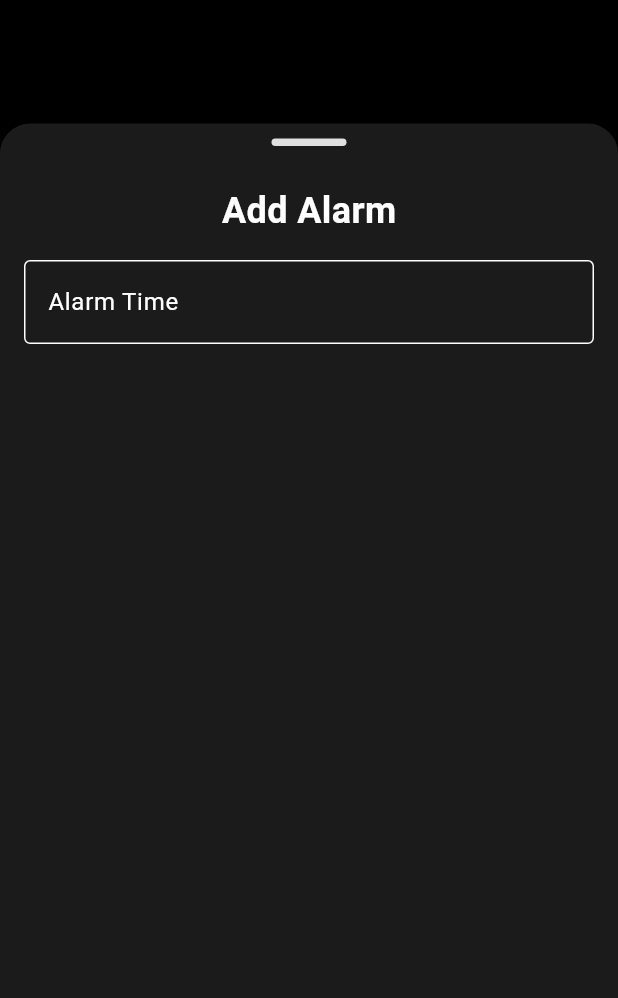
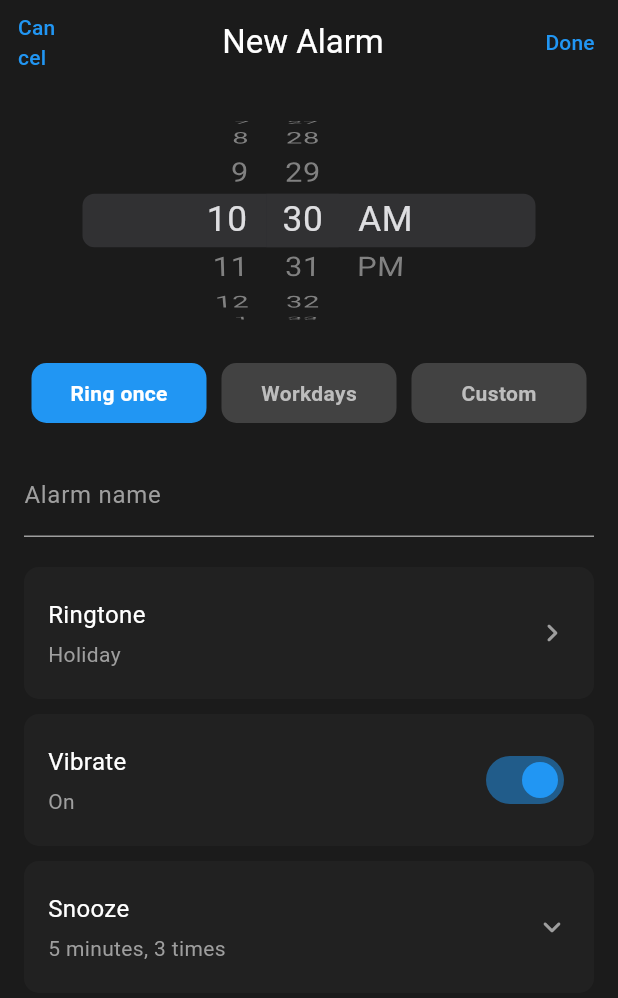
Before and after one commit to darshanvaru/Alarmy, a Flutter app: the AddAlarm screen opened directly, on a phone screen of 412 x 824 dp. Shown: the top 998 px of the screen. Run offline on Flutter 3.47's test engine with Material 3 defaults, Android fonts, the phone set to English and light mode, and no system bars.

Commit message:
adding alarm UI added

```diff
--- a/lib/screens/add_alarm.dart
+++ b/lib/screens/add_alarm.dart
@@ -1,64 +1,242 @@
 import 'package:flutter/material.dart';
+import 'package:flutter/cupertino.dart';
 
-class AddAlarm extends StatelessWidget {
+class AddAlarm extends StatefulWidget {
   const AddAlarm({super.key});
 
   @override
+  State<AddAlarm> createState() => _AddAlarmState();
+}
+
+class _AddAlarmState extends State<AddAlarm> {
+  TimeOfDay selectedTime = TimeOfDay.now();
+  bool vibrate = true;
+  bool isSnoozeEnable = true;
+  bool snoozeEnabled = true;
+  String repeatOption = 'Ring once';
+  List<bool> selectedDays = List.filled(7, false);
+
+  // Function to handle the time change from Cupertino Picker
+  void _onTimeChanged(DateTime newTime) {
+    setState(() {
+      selectedTime = TimeOfDay(hour: newTime.hour, minute: newTime.minute);
+    });
+  }
+
+  // Function to handle selection of repeat options
+  void _handleRepeatOption(String option) {
+    setState(() {
+      repeatOption = option;
+      if (option == 'Workdays') {
+        selectedDays = [false, true, true, true, true, true, false];
+      } else if (option == 'Ring once') {
+        selectedDays = List.filled(7, false); // No days selected
+      }
+    });
+  }
+
+  // Function to build the day selection row for Custom and Workdays
+  Widget _buildDaySelection() {
+    return Row(
+      mainAxisAlignment: MainAxisAlignment.spaceEvenly,
+      children: List.generate(7, (index) {
+        return GestureDetector(
+          onTap: () {
+            if (repeatOption == 'Custom') {
+              setState(() {
+                selectedDays[index] = !selectedDays[index];
+              });
+            }
+          },
+          child: CircleAvatar(
+            backgroundColor: selectedDays[index] ? Colors.blue : Colors.grey[800],
+            child: Text(
+              ['S', 'M', 'T', 'W', 'T', 'F', 'S'][index],
+              style: TextStyle(
+                color: selectedDays[index] ? Colors.white : Colors.grey[400],
+                fontWeight: FontWeight.bold,
+              ),
+            ),
+          ),
+        );
+      }),
+    );
+  }
+
+  @override
   Widget build(BuildContext context) {
-    return DraggableScrollableSheet(
-      initialChildSize: 0.9,
-      minChildSize: 0.1,
-      maxChildSize: 0.9,
-      builder: (BuildContext context, ScrollController scrollController) {
-        return Container(
-          decoration: const BoxDecoration(
-            color: Color.fromRGBO(27, 27, 27, 1),
-            borderRadius: BorderRadius.vertical(top: Radius.circular(20)),
-          ),
-          child: SingleChildScrollView(
-            controller: scrollController,
-            child: Column(
-              children: [
-
-                // Draggable handle  bar
-                Container(
-                  height: 5,
-                  width: 50,
-                  margin: const EdgeInsets.symmetric(vertical: 10),
-                  decoration: BoxDecoration(
-                    color: Colors.grey[300],
-                    borderRadius: BorderRadius.circular(10),
+    return Scaffold(
+      backgroundColor: const Color(0xFF1B1B1B),
+      appBar: AppBar(
+        backgroundColor: Colors.transparent,
+        elevation: 0,
+        title: const Center(
+          child: Text(
+            'New Alarm',
+            style: TextStyle(color: Colors.white),
           ),
         ),
 
-                // content of pane
-                const Padding(
-                  padding: EdgeInsets.all(16.0),
-                  child: Text(
-                    'Add Alarm',
-                    style: TextStyle(fontSize: 24, fontWeight: FontWeight.bold, color: Colors.white),
+        //Cancel Button
+        leading: TextButton(
+          onPressed: () {},
+          child: const Text('Cancel', style: TextStyle(color: Colors.blue)),
+        ),
+
+        //Done button
+        actions: [
+          TextButton(
+            onPressed: () {},
+            child: const Text('Done', style: TextStyle(color: Colors.blue)),
+          )
+        ],
+      ),
+
+      //body
+      body: Padding(
+        padding: const EdgeInsets.all(16.0),
+        child: Column(
+          crossAxisAlignment: CrossAxisAlignment.start,
+          children: [
+
+            // Time Picker
+            SizedBox(
+              height: 150,
+              child: CupertinoDatePicker(
+                initialDateTime: DateTime.now(),
+                mode: CupertinoDatePickerMode.time,
+                use24hFormat: false,
+                onDateTimeChanged: _onTimeChanged,
               ),
             ),
 
-                const Padding(
-                  padding: EdgeInsets.symmetric(horizontal: 16.0),
-                  child: TextField(
-                    decoration: InputDecoration(
-                      labelText: 'Alarm Time',
-                      labelStyle: TextStyle(color: Colors.white),
-                      border: OutlineInputBorder(
-                        borderSide: BorderSide(color: Colors.grey),
+            const SizedBox(height: 20),
+
+            // Ring Once, Workdays, Custom Buttons
+            Row(
+              mainAxisAlignment: MainAxisAlignment.spaceBetween,
+              children: [
+                _buildOptionButton("Ring once", repeatOption == "Ring once"),
+                _buildOptionButton("Workdays", repeatOption == "Workdays"),
+                _buildOptionButton("Custom", repeatOption == "Custom"),
+              ],
+            ),
+
+            const SizedBox(height: 20),
+
+            // Showing Days only if Workdays or Custom is selected
+            if (repeatOption == 'Custom' || repeatOption == 'Workdays') ...[
+              const Text(
+                "Repeat",
+                style: TextStyle(color: Colors.grey, fontSize: 16),
+              ),
+              const SizedBox(height: 10),
+              _buildDaySelection(),
+              const SizedBox(height: 20),
+            ],
+
+            // Alarm name, Ringtone, Vibrate, Snooze Settings
+            TextFormField(
+              decoration: const InputDecoration(  // Placeholder text
+                labelText: 'Alarm name',  // Label that moves up on focus or input
+                hintStyle: TextStyle(color: Colors.grey),
+                labelStyle: TextStyle(color: Colors.grey),
+                enabledBorder: UnderlineInputBorder(
+                  borderSide: BorderSide(color: Colors.grey),  // Border when enabled
+                ),
+                focusedBorder: UnderlineInputBorder(
+                  borderSide: BorderSide(color: Colors.blue),  // Border when focused
+                ),
+              ),
+              style: const TextStyle(color: Colors.white),  // Text color for user input
+              onChanged: (value) {
+                // Handle the alarm name input
+                print('Alarm name: $value');
+              },
+            ),
+
+            const SizedBox(height: 10),
+
+            const SizedBox(height: 10),
+            _buildSettingsItem("Ringtone", "Holiday", trailing: Icons.keyboard_arrow_right_rounded),
+            const SizedBox(height: 10),
+            _buildSettingsItem("Vibrate", "On", trailingSwitch: isSnoozeEnable),
+            const SizedBox(height: 10),
+            _buildSettingsItem("Snooze", "5 minutes, 3 times", trailing: Icons.keyboard_arrow_down_rounded),
+          ],
+        ),
+      ),
+    );
+  }
+
+  // Build Option Button (Ring once, Workdays, Custom)
+  Widget _buildOptionButton(String text, bool isSelected) {
+    return Expanded(
+      child: GestureDetector(
+        onTap: () => _handleRepeatOption(text),
+        child: Container(
+          margin: const EdgeInsets.symmetric(horizontal: 5),
+          padding: const EdgeInsets.symmetric(vertical: 10),
+          decoration: BoxDecoration(
+            color: isSelected ? Colors.blue : Colors.grey[800],
+            borderRadius: BorderRadius.circular(10),
+          ),
+          child: Center(
+            child: Text(
+              text,
+              style: TextStyle(
+                color: isSelected ? Colors.white : Colors.grey[400],
+                fontWeight: FontWeight.bold,
               ),
             ),
           ),
         ),
+      ),
+    );
+  }
 
+  // Build Settings Item (Ringtone, Vibrate, Snooze)
+  Widget _buildSettingsItem(String title, String subtitle, {IconData? trailing, bool trailingSwitch = false}) {
+    return Container(
+      padding: const EdgeInsets.symmetric(horizontal: 16, vertical: 20),
+      decoration: BoxDecoration(
+        color: Colors.grey[900],
+        borderRadius: BorderRadius.circular(10),
+      ),
+      child: Row(
+        mainAxisAlignment: MainAxisAlignment.spaceBetween,
+        children: [
+          Column(
+            crossAxisAlignment: CrossAxisAlignment.start,
+            children: [
 
+              //title
+              Text(
+                title,
+                style: const TextStyle(color: Colors.white, fontSize: 16),
+              ),
+              const SizedBox(height: 5),
+
+              // Description
+              Text(
+                subtitle,
+                style: const TextStyle(color: Colors.grey, fontSize: 14),
+              ),
             ],
           ),
+          trailingSwitch
+              ? Switch(
+            value: vibrate,
+            onChanged: (value) {
+              setState(() {
+                vibrate = value;
+              });
+            },
+            activeColor: Colors.blue,
+          )
+              : Icon(trailing, color: Colors.grey),
+        ],
       ),
-        );
-      },
     );
   }
 }
```
Lines whose indentation alone changed are shown as unchanged.
